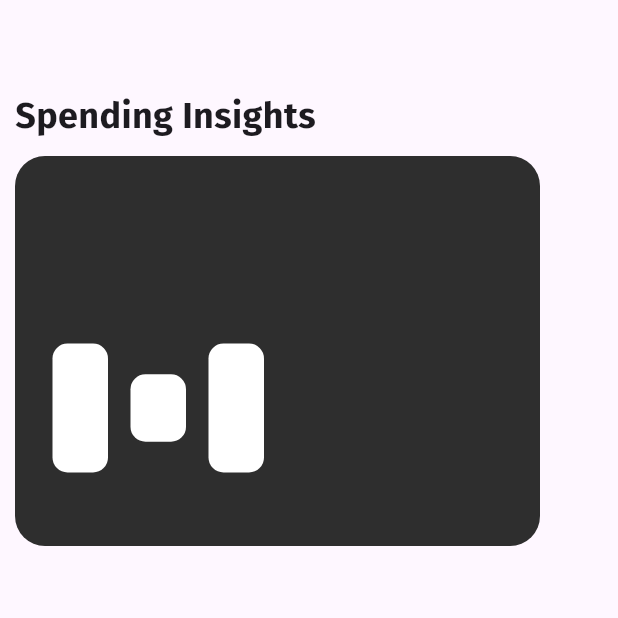
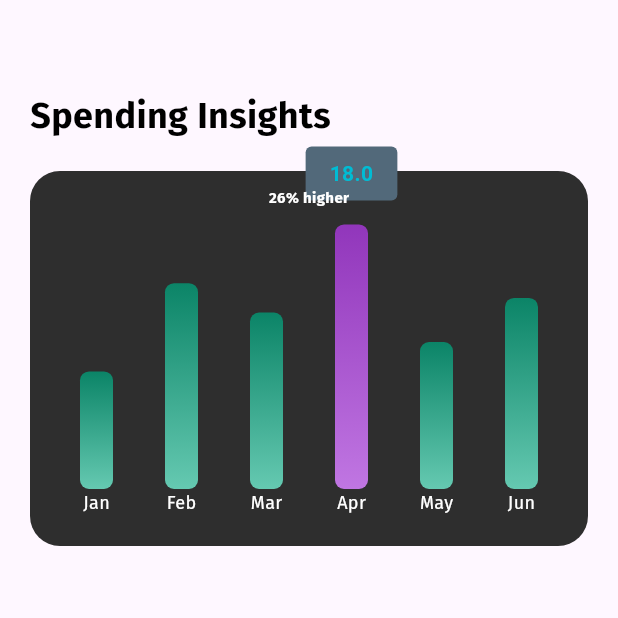
Before and after one commit to Jotham0505/finbase, a Flutter app: the screen it shows after launch, on a phone screen of 412 x 824 dp, the top half of it. Run offline on Flutter 3.47's test engine with Material 3 defaults, Android fonts, the light colour scheme and no system bars; drawn by our look-alikes of fl_chart; project files that could hold a hidden picture were left out.

Commit message:
bar chart done

```diff
--- a/lib/screens/onboarding/onboarding5_screen.dart
+++ b/lib/screens/onboarding/onboarding5_screen.dart
@@ -1,4 +1,5 @@
 import 'package:flutter/material.dart';
+import 'package:fl_chart/fl_chart.dart';
 
 class Onboarding5Screen extends StatelessWidget {
   const Onboarding5Screen({super.key});
@@ -6,77 +7,146 @@ class Onboarding5Screen extends StatelessWidget {
   @override
   Widget build(BuildContext context) {
     return Scaffold(
-      body: Scaffold(
       body: Padding(
-          padding: const EdgeInsets.symmetric(vertical: 60, horizontal: 10),
+        padding: const EdgeInsets.symmetric(vertical: 60, horizontal: 20),
         child: Column(
           crossAxisAlignment: CrossAxisAlignment.start,
           children: [
-              Text(
+            const Text(
               "Spending Insights",
               style: TextStyle(
                 fontFamily: "FiraSans",
                 fontSize: 24,
                 fontWeight: FontWeight.w600,
+                color: Colors.black,
               ),
             ),
-              SizedBox(
-                height: 10,
-              ),
-              Stack(
-                children: [
-                  Container(
-                    height: 260,
-                    width: 350,
-                    decoration: BoxDecoration(
-                      color: Color(0xFF2E2E2E),
-                      borderRadius: BorderRadius.circular(20),
-                    ),
-                  ),
-                  Padding(
-                    padding: const EdgeInsets.symmetric(
-                        vertical: 125, horizontal: 25),
-                    child: Row(
-                      children: [
-                        Container(
-                          height: 86,
-                          width: 37,
-                          decoration: BoxDecoration(
-                            color: Colors.white, //Color(0xFF2E2E2E),
-                            borderRadius: BorderRadius.circular(10),
-                          ),
-                        ),
-                        SizedBox(
-                          width: 15,
-                        ),
-                        Container(
-                          height: 45,
-                          width: 37,
-                          decoration: BoxDecoration(
-                            color: Colors.white, //Color(0xFF2E2E2E),
-                            borderRadius: BorderRadius.circular(10),
-                          ),
-                        ),
-                        SizedBox(
-                          width: 15,
-                        ),
-                        Container(
-                          height: 86,
-                          width: 37,
-                          decoration: BoxDecoration(
-                            color: Colors.white, //Color(0xFF2E2E2E),
-                            borderRadius: BorderRadius.circular(10),
-                          ),
-                        ),
+            const SizedBox(height: 20),
+            const BarChartWithLabel(),
           ],
-                    ),
-                  )
-                ],
-              )
-            ],
-          ),
         ),
       ),
     );
   }
 }
+
+// --- Bar Chart Widget with Label ---
+class BarChartWithLabel extends StatelessWidget {
+  const BarChartWithLabel({super.key});
+
+  @override
+  Widget build(BuildContext context) {
+    return Stack(
+      alignment: Alignment.topCenter,
+      children: [
+        const MonthlyBarChart(),
+        const Positioned(
+          top: 10,
+          child: Text(
+            "26% higher",
+            style: TextStyle(
+              color: Colors.white,
+              fontSize: 10,
+              fontWeight: FontWeight.bold,
+              fontFamily: "FiraSans",
+            ),
+          ),
+        ),
+      ],
+    );
+  }
+}
+
+// --- Monthly Bar Chart Widget ---
+class MonthlyBarChart extends StatelessWidget {
+  const MonthlyBarChart({super.key});
+
+  @override
+  Widget build(BuildContext context) {
+    return Container(
+      height: 250,
+      decoration: BoxDecoration(
+        color: const Color(0xFF2E2E2E),
+        borderRadius: BorderRadius.circular(20),
+      ),
+      padding: const EdgeInsets.all(16),
+      child: BarChart(
+        BarChartData(
+          alignment: BarChartAlignment.spaceAround,
+          maxY: 20,
+          barTouchData: BarTouchData(enabled: false),
+          titlesData: FlTitlesData(
+            topTitles: AxisTitles(sideTitles: SideTitles(showTitles: false)),
+            leftTitles: AxisTitles(sideTitles: SideTitles(showTitles: false)),
+            rightTitles: AxisTitles(sideTitles: SideTitles(showTitles: false)),
+            bottomTitles: AxisTitles(
+              sideTitles: SideTitles(
+                showTitles: true,
+                getTitlesWidget: (double value, TitleMeta meta) {
+                  const style = TextStyle(
+                    color: Colors.white,
+                    fontSize: 12,
+                    fontFamily: "FiraSans",
+                  );
+                  switch (value.toInt()) {
+                    case 0:
+                      return const Text('Jan', style: style);
+                    case 1:
+                      return const Text('Feb', style: style);
+                    case 2:
+                      return const Text('Mar', style: style);
+                    case 3:
+                      return const Text('Apr', style: style);
+                    case 4:
+                      return const Text('May', style: style);
+                    case 5:
+                      return const Text('Jun', style: style);
+                    default:
+                      return const Text('', style: style);
+                  }
+                },
+              ),
+            ),
+          ),
+          gridData: FlGridData(show: false),
+          borderData: FlBorderData(show: false),
+          barGroups: _barGroups(),
+        ),
+      ),
+    );
+  }
+
+  List<BarChartGroupData> _barGroups() {
+    final barColor = const LinearGradient(
+      colors: [Color(0xFF0B8467), Color(0xFF65C9B1)],
+      begin: Alignment.topCenter,
+      end: Alignment.bottomCenter,
+    );
+
+    final highlightedGradient = const LinearGradient(
+      colors: [Color(0xFF9136BB), Color(0xFFC076E2)],
+      begin: Alignment.topCenter,
+      end: Alignment.bottomCenter,
+    );
+
+    final heights = [8.0, 14.0, 12.0, 18.0, 10.0, 13.0];
+
+    return List.generate(6, (index) {
+      final isHighlighted = index == 3;
+
+      return BarChartGroupData(
+        x: index,
+        barRods: [
+          BarChartRodData(
+            toY: heights[index],
+            width: 22,
+            borderRadius: BorderRadius.circular(6),
+            gradient: isHighlighted ? highlightedGradient : barColor,
+          ),
+        ],
+        showingTooltipIndicators: isHighlighted ? [0] : [],
+        barsSpace: 4,
+      );
+    });
+  }
+}
```
Also changed, not shown: pubspec.yaml (+4 -10 lines), pubspec.lock. Lines whose indentation alone changed are shown as unchanged.
